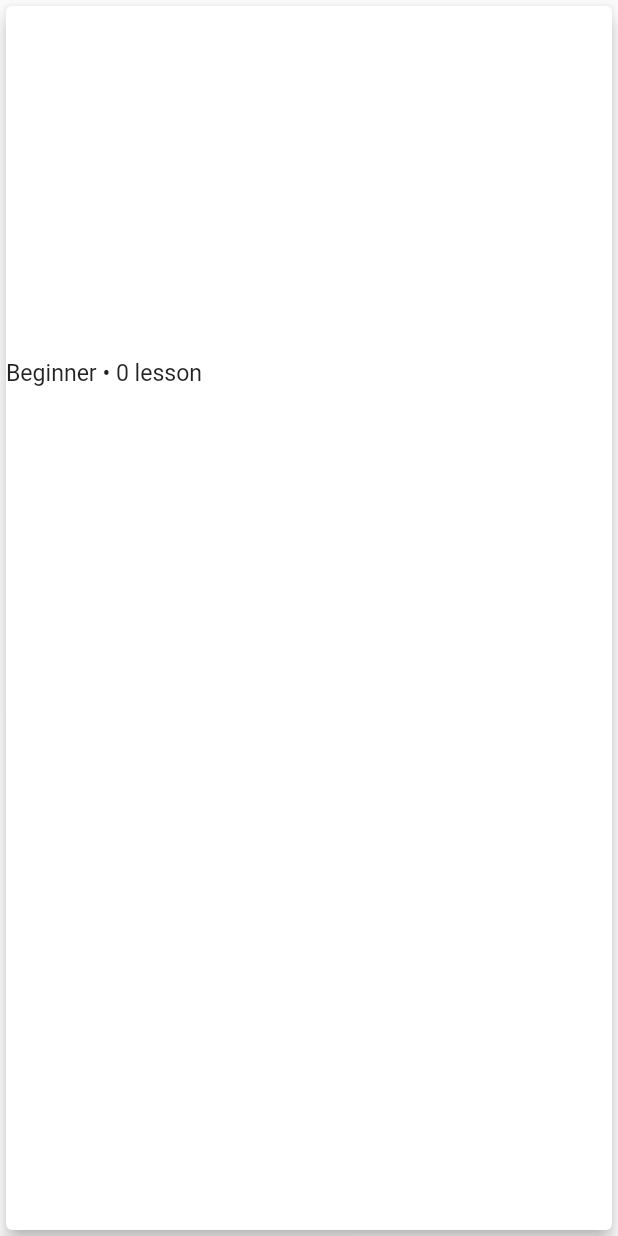
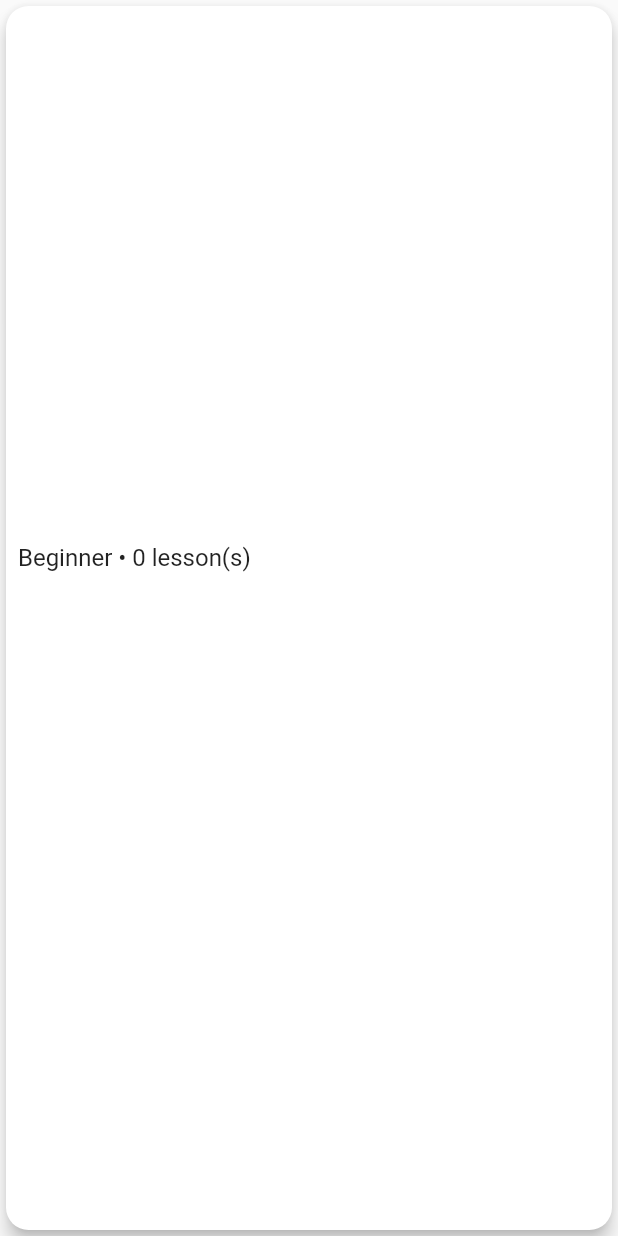
Before and after one commit to manhvu0803/let_tutor, a Flutter app: the CourseCard widget shown alone on an empty page, opened directly, on a phone screen of 412 x 824 dp. Run offline on Flutter 3.47's test engine with Material 2 defaults, Android fonts, the phone set to English and light mode, and no system bars; our stand-ins replace expandable, flutter_cache_manager, persistent_bottom_nav_bar; missing offline and left inert: flutter_pdfview.

```diff
--- a/lib/data_model/course.dart
+++ b/lib/data_model/course.dart
@@ -2,11 +2,23 @@ import '../utils.dart';
 import 'topic.dart';
 
 class Course {
+  static const levelStrings = [
+    "Any level",
+    "Beginner",
+    "Upper-Beginner",
+    "Pre-Intermediate",
+    "Intermediate",
+    "Upper-Intermediate",
+    "Pre-Advanced",
+    "Advanced",
+    "Very-Advanced"
+  ];
+
   String id;
   String name;
   String description;
   String imageUrl;
-  int level;
+  int leveNumber;
   String reason;
   String purpose;
   String otherDetails;
@@ -19,13 +31,14 @@ class Course {
   DateTime createdAt;
   DateTime updatedAt;
   List<Topic> topics;
+  String category;
 
   Course.fromJson(Map<String, dynamic> json) :
     id = json["id"] ?? "",
     name = json["name"] ?? "",
     description = json["description"] ?? "",
     imageUrl = json["imageUrl"] ?? "",
-    level = (json["level"] == null) ? 0 : int.parse(json["level"]),
+    leveNumber = (json["level"] == null) ? 0 : int.parse(json["level"]),
     reason = json["reason"] ?? "",
     purpose = json["purpose"] ?? "",
     otherDetails = json["other_details"] ?? "",
@@ -37,5 +50,8 @@ class Course {
     displayOrder = json["displayOrder"] ?? "",
     createdAt = DateTime.parse(json["createdAt"] ?? json["TutorCourse"]["createdAt"]),
     updatedAt = DateTime.parse(json["updatedAt"] ?? json["TutorCourse"]["updatedAt"]),
-    topics = (json["topics"] == null) ? [] : buildList(json["topics"], (dynamic json) => Topic.fromJson(json));
+    topics = (json["topics"] == null) ? [] : buildList(json["topics"], (dynamic json) => Topic.fromJson(json)),
+    category = (json["categories"] != null) ? json["categories"][0]["title"] : "";
+
+  String get level => levelStrings[leveNumber];
 }
--- a/lib/screens/course_detail_screen.dart
+++ b/lib/screens/course_detail_screen.dart
@@ -7,10 +7,10 @@ import '../widgets/title_text.dart';
 import 'screen.dart';
 import 'topic_list_screen.dart';
 
-class CourseDetailSreen extends StatelessWidget {
+class CourseDetailScreen extends StatelessWidget {
   final String courseId;
 
-  const CourseDetailSreen({super.key, required this.courseId});
+  const CourseDetailScreen({super.key, required this.courseId});
 
   @override
   Widget build(BuildContext context) {
--- a/lib/screens/tutor_info_screen.dart
+++ b/lib/screens/tutor_info_screen.dart
@@ -105,7 +105,7 @@ class _CourseButton extends StatelessWidget {
     return TextButton(
       onPressed: () => Navigator.push(
         context,
-        MaterialPageRoute(builder: (context) => CourseDetailSreen(courseId: courseId))
+        MaterialPageRoute(builder: (context) => CourseDetailScreen(courseId: courseId))
       ),
       child: Text(courseName, style: const TextStyle(fontSize: 18))
     );
--- a/lib/widgets/course_card.dart
+++ b/lib/widgets/course_card.dart
@@ -1,7 +1,10 @@
 import 'package:flutter/material.dart';
 
+import '../data_model/course.dart';
+import '../screens/course_detail_screen.dart';
+
 class CourseCard extends StatelessWidget {
-  final ImageProvider? image;
+  final Image? image;
   final String? name;
   final String? description;
   final String? level;
@@ -17,8 +20,15 @@ class CourseCard extends StatelessWidget {
     this.level = "Beginner",
     this.lessonCount = 0,
     this.width,
-    this.heigth
+    this.heigth,
   });
+
+  CourseCard.fromCourse(Course course, {super.key, this.heigth, this.width}) :
+    image = Image.network(course.imageUrl),
+    name = course.name,
+    description = course.description,
+    level = course.level.toString(),
+    lessonCount = course.topics.length;
 
   @override
   Widget build(BuildContext context) {
@@ -27,17 +37,33 @@ class CourseCard extends StatelessWidget {
       height: heigth,
       child: Card(
         elevation: 5,
+        shape: RoundedRectangleBorder(borderRadius: BorderRadius.circular(15)),
         child: Column(
           mainAxisAlignment: MainAxisAlignment.start,
           crossAxisAlignment: CrossAxisAlignment.stretch,
           children: [
             SizedBox(
-              height: 200,
-              child: (image != null) ? Image(image: image!) : null
+              height: 300,
+              child: (image != null) ? image : null
             ),
-            Text(name ?? "", style: const TextStyle(fontWeight: FontWeight.bold)),
-            Text(description ?? ""),
-            Text("$level • $lessonCount lesson${((lessonCount ?? 0) > 1) ? "s" : ""}")
+            Padding(
+              padding: const EdgeInsets.all(8.0),
+              child: DefaultTextStyle.merge(
+                style: const TextStyle(fontSize: 16),
+                child: Column(
+                  mainAxisAlignment: MainAxisAlignment.start,
+                  crossAxisAlignment: CrossAxisAlignment.stretch,
+                  children: [
+                    Text(name ?? "", style: const TextStyle(fontWeight: FontWeight.bold, fontSize: 20)),
+                    Text(description ?? ""),
+                    Padding(
+                      padding: const EdgeInsets.only(top: 8.0),
+                      child: Text("$level • $lessonCount lesson(s)"),
+                    ),
+                  ],
+                ),
+              ),
+            )
           ],
         ),
       ),
--- a/lib/widgets/course_scroll_view.dart
+++ b/lib/widgets/course_scroll_view.dart
@@ -23,6 +23,7 @@ class CourseScrollView extends StatelessWidget {
           expandedHeight: 450,
           backgroundColor: Colors.white,
           flexibleSpace: FlexibleSpaceBar(
+            titlePadding: const EdgeInsets.only(left: 10, right: 10),
             centerTitle: true,
             background: Align(
               alignment: Alignment.topCenter,
```
Also changed, not shown: lib/client.dart (+11 -0 lines), lib/screens/course_list_screen.dart (+32 -37 lines), lib/screens/tutor_list_screen.dart (+5 -22 lines), lib/widgets/course_screen_card.dart (+11 -6 lines), lib/widgets/future_column.dart (added, +25 -0 lines), lib/widgets/future_widget.dart (+15 -2 lines).
